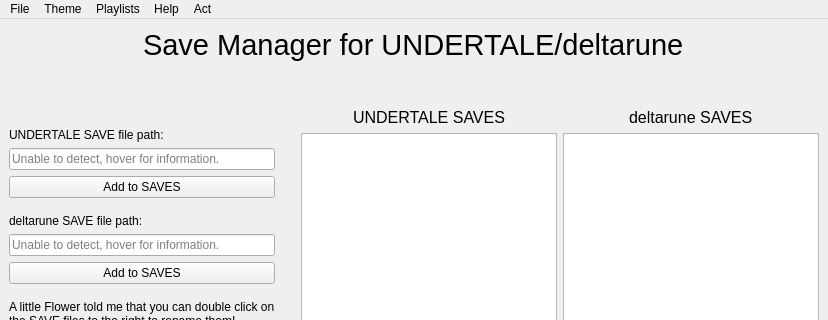
Qt form udsm/ui/window.ui (TheCheese42/ut-dr-save-manager) before a commit; both pictures show x 0 to 828 and y 0 to 320 of the 828 by 771 pixel window.
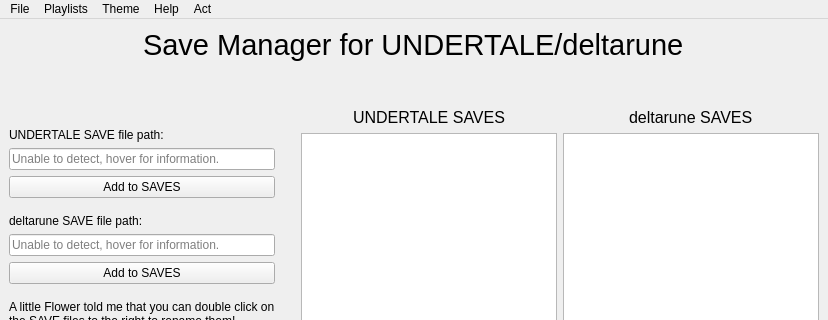
The same form after that commit.

What changed in the file:
```diff
--- a/udsm/ui/window.ui
+++ b/udsm/ui/window.ui
@@ -560,8 +560,8 @@
     </property>
    </widget>
    <addaction name="menuFile"/>
-   <addaction name="menuTheme"/>
    <addaction name="menuPlaylists"/>
+   <addaction name="menuTheme"/>
    <addaction name="menuHelp"/>
    <addaction name="menuHope"/>
   </widget>
```
Left out of the diff: 24 changed lines with no effect on the pictures.
